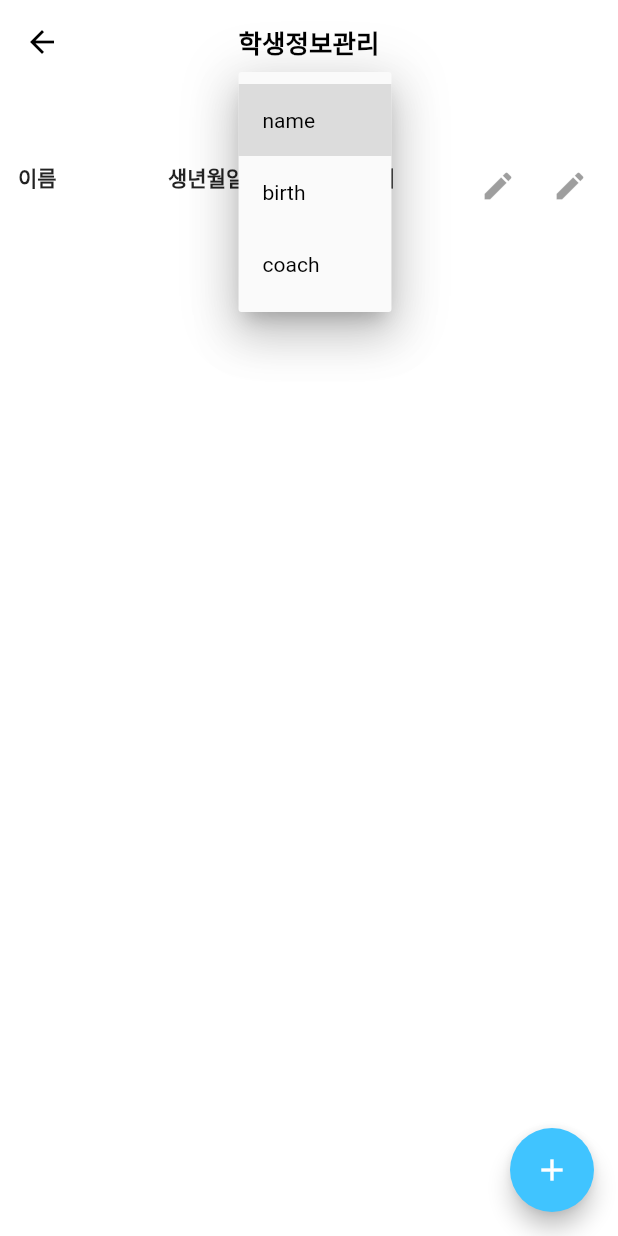
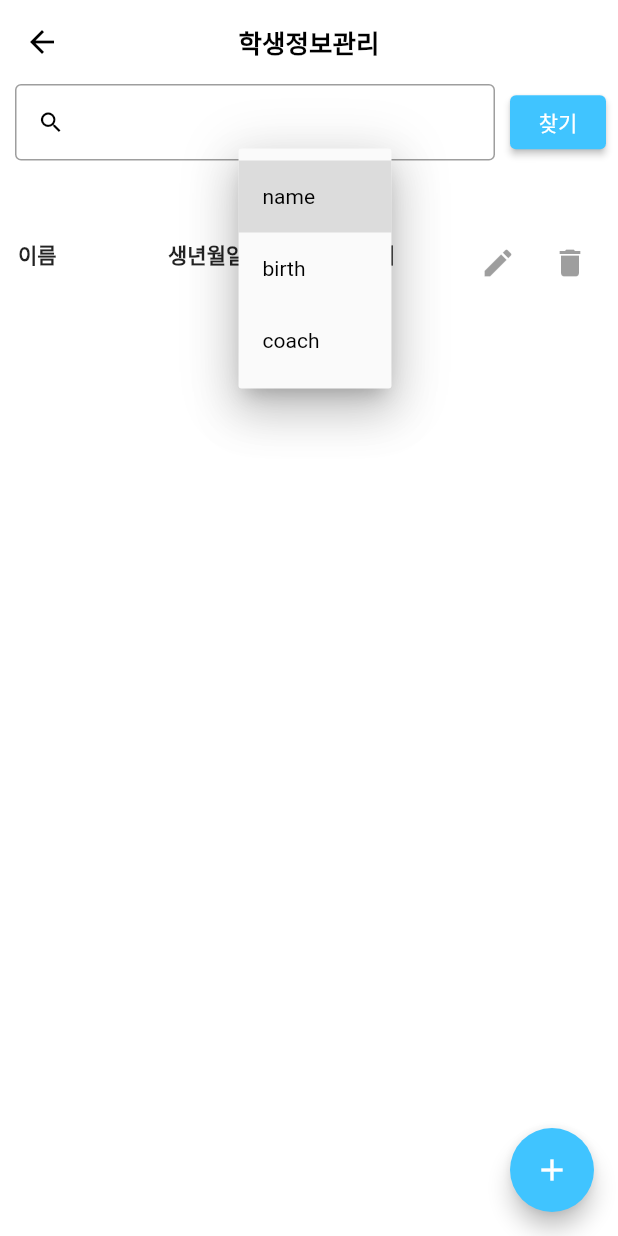
Before and after one commit to Hayun218/CRA, a Flutter app: the StudentInfoPage screen opened directly, after a tap on "name", on a phone screen of 412 x 824 dp. Run offline on Flutter 3.47's test engine with Material 2 defaults, Android fonts, the phone set to English and light mode, and no system bars; our stand-ins replace cloud_firestore, date_format, file_picker, firebase_auth, firebase_core, firebase_storage and 3 more; missing offline and left inert: loading_animations; accounts and stored records are empty.

Commit message:
student info search & minor changes

```diff
--- a/scoop/lib/screens/PostEditScreen.dart
+++ b/scoop/lib/screens/PostEditScreen.dart
@@ -182,7 +182,7 @@ class _PostEditState extends State<PostEditScreen>{
               },
             ),
             const SizedBox(height: 8,),
-            (fileName != '파일 없음' && widget.data['filename'] != null)?
+            (fileName == '파일 없음' && widget.data['filename'] != null)?
               Text(widget.data['filename'], style: const TextStyle(fontSize: 12.0, fontWeight: FontWeight.bold)):
               Text(fileName, style: const TextStyle(fontSize: 12.0, fontWeight: FontWeight.bold)),
             Container(height: 30.0,),
--- a/scoop/lib/student_info.dart
+++ b/scoop/lib/student_info.dart
@@ -1,5 +1,3 @@
-// ignore_for_file: prefer_const_constructors
-
 import 'package:cloud_firestore/cloud_firestore.dart';
 import 'package:flutter/material.dart';
 import 'package:scoop/screens/StudentAddScreen.dart';
@@ -16,13 +14,20 @@ class StudentInfoPage extends StatefulWidget {
 class _StudentInfoState extends State<StudentInfoPage> {
   CollectionReference studentInfo = FirebaseFirestore.instance.collection('students');
   String orderQuery = 'name';
-  String searchValue = '';
+  String query = '';
 
   Future<void> deleteStudent(String id) async {
     return studentInfo
            .doc(id).delete()
            .then((value) => print("삭제되었습니다"))
            .catchError((error) => print("문제가 발생했습니다"));
+  }
+
+  final controller = TextEditingController();
+  @override
+  void dispose() {
+    controller.dispose();
+    super.dispose();
   }
 
   @override
@@ -42,19 +47,71 @@ class _StudentInfoState extends State<StudentInfoPage> {
       ),
       body:
         StreamBuilder<QuerySnapshot>(
-        stream: studentInfo.snapshots(),
+        stream: (controller.text != '' && controller.text != null)?
+          studentInfo.where(orderQuery, isEqualTo: query).snapshots():
+          studentInfo.orderBy(orderQuery).snapshots(),
         builder:
           (BuildContext context, AsyncSnapshot<QuerySnapshot> snapshot) {
             if (snapshot.hasError) {
-              return const Text('Error Ocurred');
+              return const Center(child: Text('Error Ocurred'));
             }
 
             if (snapshot.connectionState == ConnectionState.waiting) {
-              return const Text("Loading ...");
+              return const Center(child: CircularProgressIndicator());
+            }
+
+            if (!snapshot.hasData) {
+              return const Center(child: Text('일치하는 학생이 없습니다'),);
             }
 
             return Column(
               children: <Widget>[
+                Row(
+                  children: <Widget>[
+                    Expanded(child:
+                      Padding(
+                        padding: EdgeInsets.symmetric(horizontal: 10),
+                        child: TextField(
+                          controller: controller,
+                          decoration: InputDecoration(
+                            isDense: true,
+                            focusColor: Colors.lightBlueAccent,
+                            prefixIcon: Icon(Icons.search, color: Colors.black,),
+                            border: OutlineInputBorder(),
+                            suffixIcon: IconButton(
+                              icon: Icon(Icons.clear, color: controller.text.isNotEmpty ? Colors.black : Colors.transparent,),
+                              onPressed: () {
+                                setState(() {
+                                  query = '';
+                                });
+                                controller.clear();
+                              },
+                            ),
+                          ),
+                        ),
+                      ),
+                    ),
+                    Padding(
+                      padding: const EdgeInsets.only(right: 8.0),
+                      child: ElevatedButton(
+                        onPressed: () {
+                          setState(() {
+                            query = controller.text;
+                          });
+                        },
+                        style: ElevatedButton.styleFrom(
+                          primary: Colors.lightBlueAccent,
+                        ),
+                        child: const Text(
+                          '찾기',
+                          style: TextStyle(
+                            color: Colors.white,
+                          ),
+                        ),
+                      ),
+                    ),
+                  ],
+                ),
                 DropdownButton<String>(
                   value: orderQuery,
                   icon: const Icon(Icons.arrow_downward),
@@ -88,8 +145,8 @@ class _StudentInfoState extends State<StudentInfoPage> {
                       Row(
                         mainAxisSize: MainAxisSize.min,
                         children: [
-                          IconButton(onPressed: null, icon: const Icon(Icons.edit), color: Colors.transparent,),
-                          IconButton(onPressed: null, icon: const Icon(Icons.edit), color: Colors.transparent,),
+                          IconButton(onPressed: null, icon: const Icon(Icons.edit), color: Colors.white,),
+                          IconButton(onPressed: null, icon: const Icon(Icons.delete), color: Colors.white,),
                         ],
                       )
                     ],
```
Also changed, not shown: scoop/lib/photos.dart (+21 -1 lines), scoop/lib/screens/Post.dart (+23 -3 lines).
